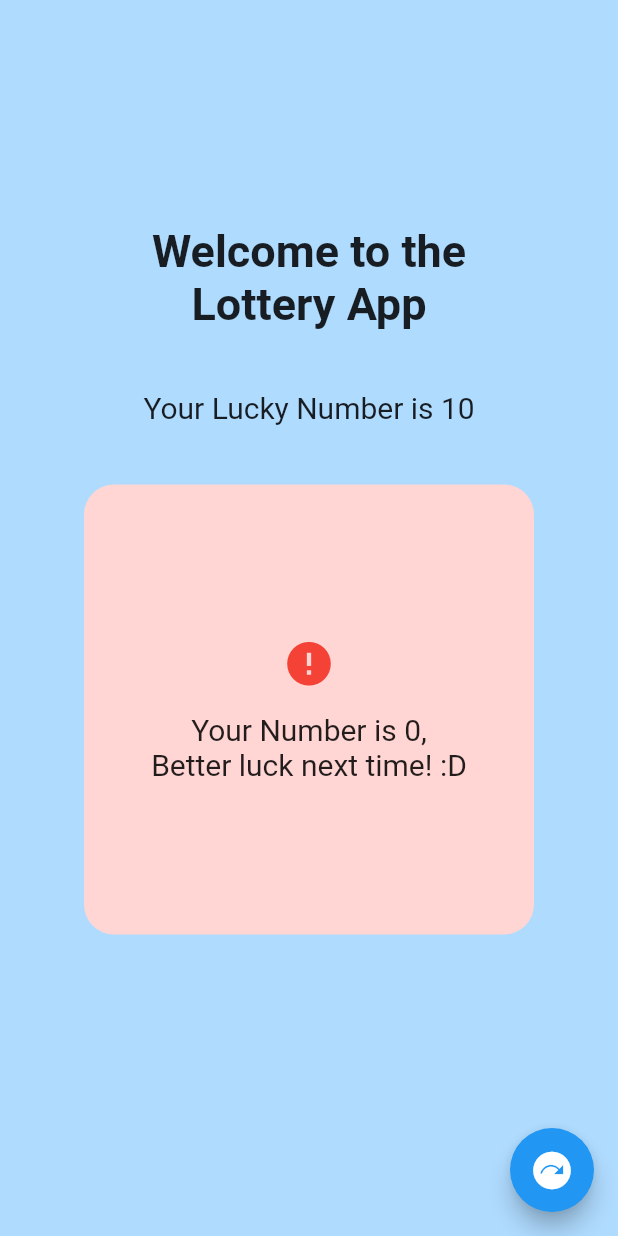
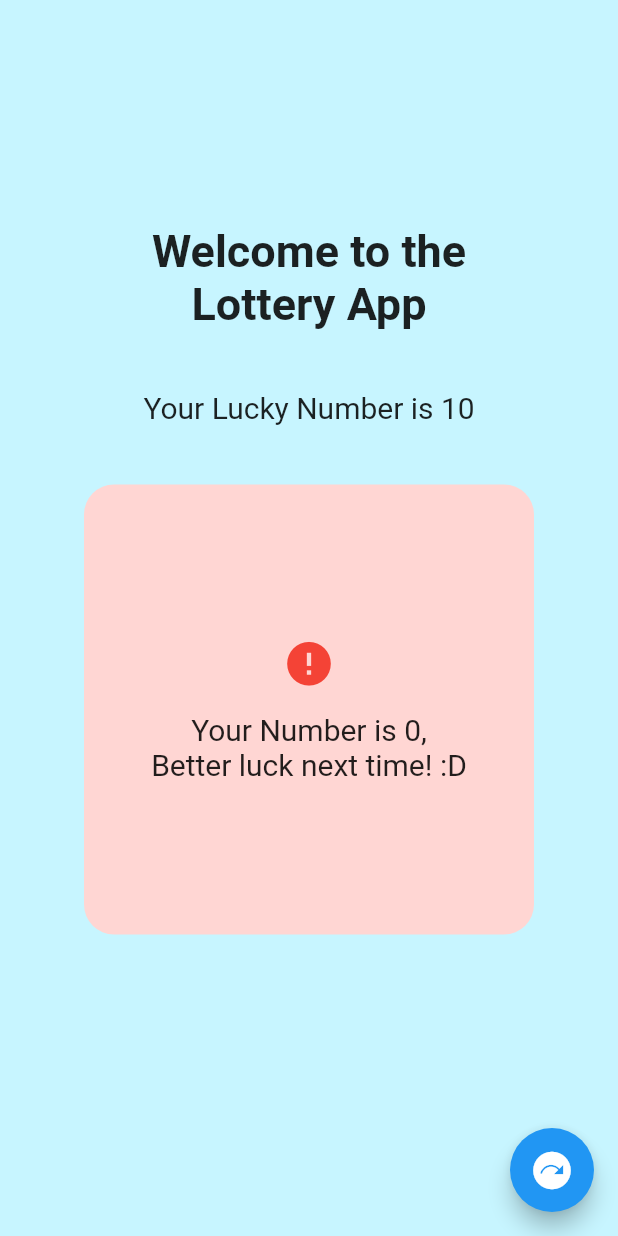
Before and after one commit to Hassaanyousafzai/lottery_app, a Flutter app: the screen it shows after launch, on a phone screen of 412 x 824 dp. Run offline on Flutter 3.47's test engine with Material 2 defaults, Android fonts, the phone set to English and light mode, and no system bars.

Commit message:
First Commit

```diff
--- a/lib/main.dart
+++ b/lib/main.dart
@@ -19,7 +19,7 @@ class _MyAppState extends State<MyApp> {
   Widget build(BuildContext context) {
     return MaterialApp(
         home: Scaffold(
-      backgroundColor: Color.fromARGB(255, 175, 219, 255),
+      backgroundColor: Color.fromARGB(255, 199, 245, 255),
       body: SafeArea(
           child: Column(
         children: [
```
